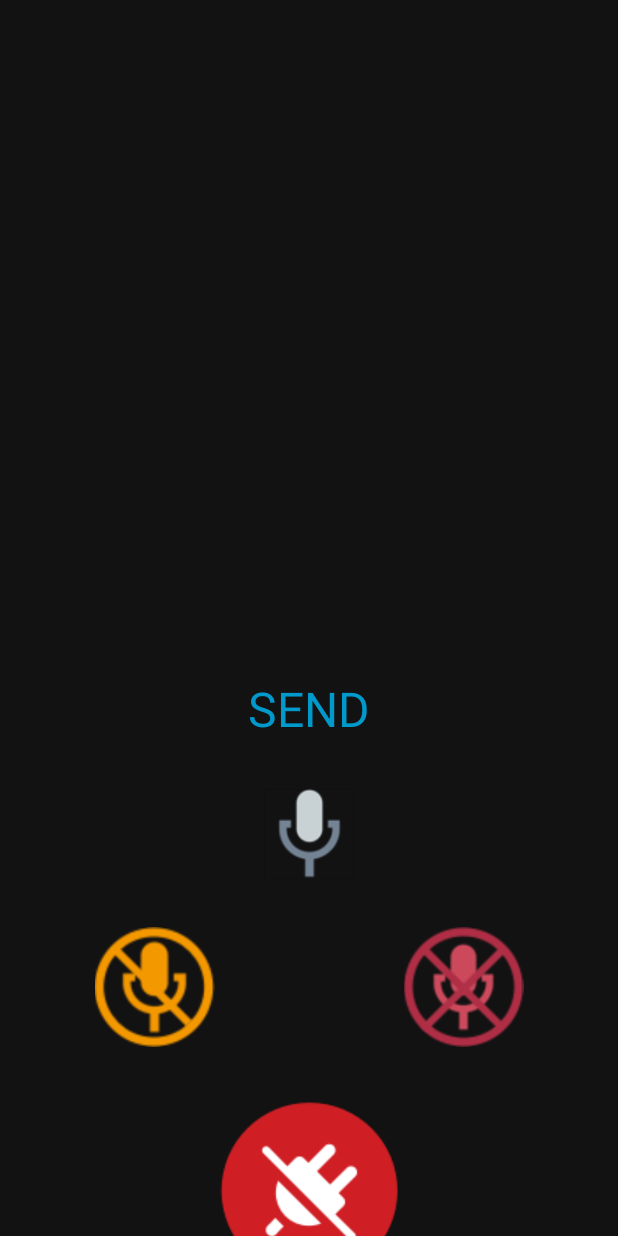
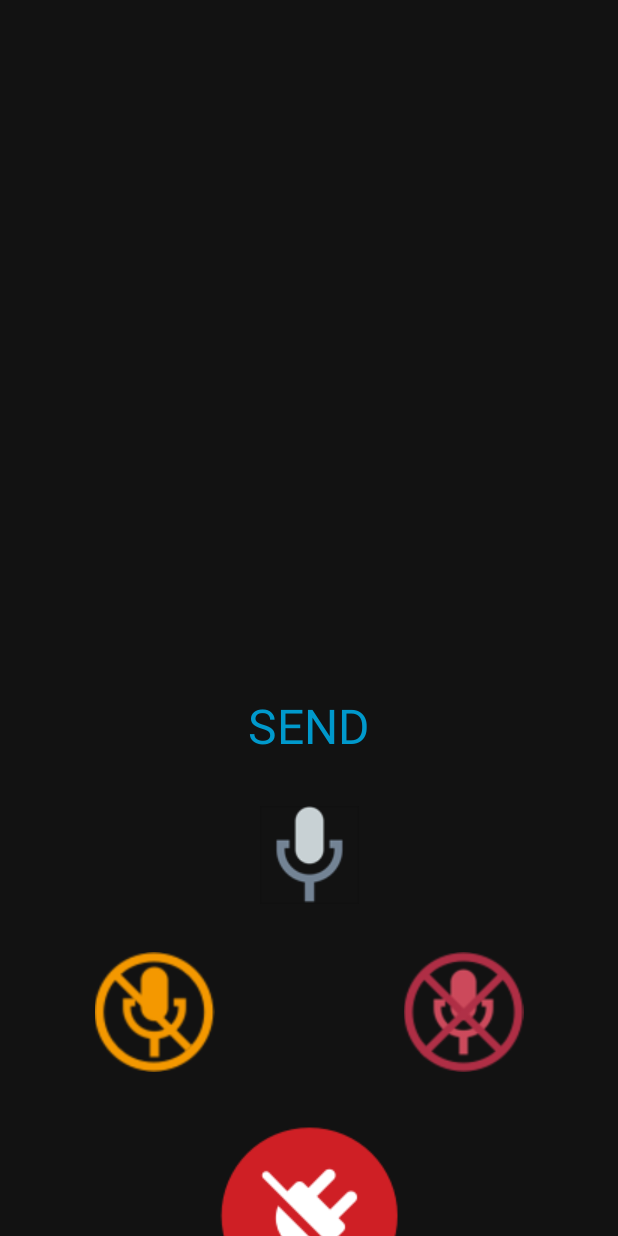
Before and after one commit to macedoraf/SmartMic, an Android app: the screen it shows after launch (MainActivity), after a tap on an icon or button, on a phone screen of 412 x 824 dp. Run offline under Robolectric (Android 15) with nearby library versions, the phone set to English and light mode, and no system bars; libraries missing offline, so code that uses them is left out: retrofit2.adapter.rxjava; 4 statements that could not run were skipped.

Commit message:
Added feature message to host and begining to create a layout to mic open

```diff
--- a/app/src/main/AndroidManifest.xml
+++ b/app/src/main/AndroidManifest.xml
@@ -6,6 +6,7 @@
     <uses-permission android:name="android.permission.INTERNET"/>
     <uses-permission android:name="android.permission.ACCESS_NETWORK_STATE"/>
     <uses-permission android:name="android.permission.ACCESS_WIFI_STATE"/>
+    <uses-permission android:name="android.permission.RECORD_AUDIO"/>
 
     <application
         android:usesCleartextTraffic="true"
--- a/app/src/main/java/br/com/rafael/smartmic/presentation/MainActivity.kt
+++ b/app/src/main/java/br/com/rafael/smartmic/presentation/MainActivity.kt
@@ -1,9 +1,14 @@
 package br.com.rafael.smartmic.presentation
 
+import android.Manifest
+import android.content.Intent
+import android.content.pm.PackageManager
 import android.os.Bundle
 import android.transition.Transition
 import android.view.View
 import androidx.appcompat.app.AppCompatActivity
+import androidx.core.app.ActivityCompat
+import androidx.core.content.ContextCompat
 import androidx.fragment.app.Fragment
 import androidx.fragment.app.FragmentTransaction.TRANSIT_FRAGMENT_OPEN
 import androidx.transition.FragmentTransitionSupport
@@ -15,6 +20,12 @@ import kotlinx.android.synthetic.main.activity_main.*
 
 class MainActivity : AppCompatActivity() {
 
+    companion object {
+        const val MY_PERMISSIONS_REQUEST_RECORD_AUDIO: Int = 1000
+    }
+
+    lateinit var callback: OnRequestPermissionCallback
+
     override fun onCreate(savedInstanceState: Bundle?) {
         super.onCreate(savedInstanceState)
         setContentView(R.layout.activity_main)
@@ -22,11 +33,10 @@ class MainActivity : AppCompatActivity() {
 
     override fun onStart() {
         super.onStart()
-
         goToHomeScreen()
     }
 
-     fun goToHomeScreen() {
+    fun goToHomeScreen() {
         replaceFragment(
             GuestHomeFragment.newInstance(
                 Injector.HomeProviderComponent().provideGuestHomePresenter()
@@ -64,5 +74,41 @@ class MainActivity : AppCompatActivity() {
         progressBar.visibility = View.GONE
     }
 
+    fun requestMicrophonePermission(callback: OnRequestPermissionCallback) {
+        this.callback = callback
+        if (ContextCompat.checkSelfPermission(this, Manifest.permission.RECORD_AUDIO)
+            != PackageManager.PERMISSION_GRANTED) {
+            ActivityCompat.requestPermissions(
+                this, arrayOf(Manifest.permission.RECORD_AUDIO),
+                MY_PERMISSIONS_REQUEST_RECORD_AUDIO
+            )
+
+
+        } else {
+            callback.onSuccess()
+        }
+    }
+
+    override fun onRequestPermissionsResult(
+        requestCode: Int,
+        permissions: Array<out String>,
+        grantResults: IntArray
+    ) {
+        when (requestCode) {
+            MY_PERMISSIONS_REQUEST_RECORD_AUDIO -> {
+                if ((grantResults.isNotEmpty() && grantResults[0] == PackageManager.PERMISSION_GRANTED)) {
+                    callback.onSuccess()
+                } else {
+                    callback.onFailure()
+                }
+            }
+        }
+    }
+
+    interface OnRequestPermissionCallback {
+        fun onSuccess()
+        fun onFailure()
+    }
+
 
 }
--- a/app/src/main/java/br/com/rafael/smartmic/presentation/connected/ConnectedFragment.kt
+++ b/app/src/main/java/br/com/rafael/smartmic/presentation/connected/ConnectedFragment.kt
@@ -28,7 +28,6 @@ class ConnectedFragment : Fragment(), Connected.View {
     lateinit var port: String
     private val timer by lazy { Timer() }
 
-
     override fun onCreateView(
         inflater: LayoutInflater,
         container: ViewGroup?,
@@ -54,7 +53,17 @@ class ConnectedFragment : Fragment(), Connected.View {
 
     override fun onStart() {
         super.onStart()
-        presenter.start(ip, port)
+        (activity as MainActivity).requestMicrophonePermission(object :
+            MainActivity.OnRequestPermissionCallback {
+            override fun onSuccess() {
+                presenter.start(ip, port)
+            }
+
+            override fun onFailure() {
+                returnToHomeScreen()
+            }
+
+        })
 
     }
 
@@ -121,7 +130,7 @@ class ConnectedFragment : Fragment(), Connected.View {
     }
 
     override fun resetMessageField() {
-       edtSendField.text?.clear()
+        edtSendField.text?.clear()
     }
 
 
--- a/app/src/main/res/layout/connected_fragment.xml
+++ b/app/src/main/res/layout/connected_fragment.xml
@@ -3,7 +3,7 @@
     xmlns:app="http://schemas.android.com/apk/res-auto"
     xmlns:tools="http://schemas.android.com/tools"
     android:layout_width="match_parent"
-    android:layout_height="match_parent"
+    android:layout_height="wrap_content"
     android:orientation="vertical">
 
 
@@ -11,24 +11,23 @@
         android:id="@+id/edtSendField"
         android:layout_width="0dp"
         android:layout_height="wrap_content"
-        android:hint="Send your message"
-        app:layout_constraintBottom_toBottomOf="parent"
+        android:hint="@string/send_your_message"
         app:layout_constraintEnd_toEndOf="@+id/lblQueuePosition"
+        app:layout_constraintHorizontal_bias="1.0"
         app:layout_constraintStart_toStartOf="@+id/lblQueuePosition"
-        app:layout_constraintTop_toTopOf="parent"
-        app:layout_constraintVertical_bias="0.110000014" />
+        app:layout_constraintTop_toBottomOf="@+id/lblQueuePosition" />
 
     <androidx.appcompat.widget.AppCompatTextView
         android:id="@+id/lblQueuePosition"
         android:layout_width="wrap_content"
         android:layout_height="wrap_content"
-        android:layout_marginBottom="16dp"
+        android:layout_marginTop="32dp"
         android:textColor="@android:color/white"
-        android:textSize="28sp"
+        android:textSize="20sp"
         android:textStyle="bold"
-        app:layout_constraintBottom_toTopOf="@+id/edtSendField"
         app:layout_constraintEnd_toEndOf="parent"
         app:layout_constraintStart_toStartOf="parent"
+        app:layout_constraintTop_toTopOf="parent"
         tools:text="Your position in queue: 1" />
 
     <androidx.appcompat.widget.AppCompatTextView
@@ -36,64 +35,61 @@
         android:layout_width="wrap_content"
         android:layout_height="wrap_content"
         android:layout_marginTop="16dp"
-        android:text="SEND"
+        android:text="@string/send"
         android:textAlignment="center"
         android:textAllCaps="true"
         android:textColor="@android:color/holo_blue_dark"
         android:textSize="32sp"
-        app:layout_constraintEnd_toEndOf="@+id/edtSendField"
-        app:layout_constraintStart_toStartOf="@+id/edtSendField"
+        app:layout_constraintEnd_toEndOf="parent"
+        app:layout_constraintStart_toStartOf="parent"
         app:layout_constraintTop_toBottomOf="@+id/edtSendField" />
 
     <ImageView
         android:id="@+id/imgDisconnect"
         android:layout_width="wrap_content"
-        android:layout_height="128dp"
+        android:layout_height="wrap_content"
         android:layout_marginTop="32dp"
         android:src="@drawable/icon_disconnect"
         app:layout_constraintEnd_toEndOf="parent"
         app:layout_constraintStart_toStartOf="parent"
-        app:layout_constraintTop_toBottomOf="@+id/linearLayoutCompat2"
+        app:layout_constraintTop_toBottomOf="@+id/micPanel"
         tools:srcCompat="@drawable/icon_disconnect" />
 
 
     <androidx.appcompat.widget.LinearLayoutCompat
-        android:id="@+id/linearLayoutCompat2"
+        android:id="@+id/micPanel"
         android:layout_width="match_parent"
         android:layout_height="wrap_content"
         android:layout_marginTop="32dp"
         app:layout_constraintEnd_toEndOf="parent"
         app:layout_constraintHorizontal_bias="0.0"
         app:layout_constraintStart_toStartOf="parent"
-        app:layout_constraintTop_toBottomOf="@+id/imageView3">
+        app:layout_constraintTop_toBottomOf="@+id/imgMicStatus">
 
         <ImageView
-            android:src="@drawable/ic_orange_mic_muted"
-            android:layout_weight="0.5"
-            android:id="@+id/imageView"
+            android:id="@+id/btnMuteUmute"
             android:layout_width="0dp"
             android:layout_height="80dp"
-           />
+            android:layout_weight="0.5"
+            android:src="@drawable/ic_orange_mic_muted" />
 
         <ImageView
-            android:src="@drawable/icon_red_close_mic"
-            android:layout_weight="0.5"
-            android:id="@+id/imageView2"
+            android:id="@+id/btnTurnOffMic"
             android:layout_width="0dp"
             android:layout_height="80dp"
-           />
+            android:layout_weight="0.5"
+            android:src="@drawable/icon_red_close_mic" />
     </androidx.appcompat.widget.LinearLayoutCompat>
 
     <ImageView
-        android:id="@+id/imageView3"
+        android:id="@+id/imgMicStatus"
         android:layout_width="wrap_content"
-        android:layout_height="60dp"
+        android:layout_height="wrap_content"
         android:layout_marginTop="32dp"
+        android:src="@drawable/icon_light_mic_open"
         app:layout_constraintEnd_toEndOf="parent"
         app:layout_constraintStart_toStartOf="parent"
-        android:src="@drawable/icon_light_mic_open"
-        app:layout_constraintTop_toBottomOf="@+id/lblSend"
-         />
+        app:layout_constraintTop_toBottomOf="@+id/lblSend" />
 
 
 </androidx.constraintlayout.widget.ConstraintLayout>
--- a/app/src/main/res/values/strings.xml
+++ b/app/src/main/res/values/strings.xml
@@ -10,6 +10,8 @@
     <string name="dialog_message_from_termineted_by_host">Session terminated by host</string>
     <string name="dialog_message_host_not_found">Session host not found. Please connect again</string>
     <string name="dialog_message_recived">Your message was recived</string>
+    <string name="send_your_message">Send your message</string>
+    <string name="send">SEND</string>
 
     <!--    Connected Screen-->
 </resources>
```
